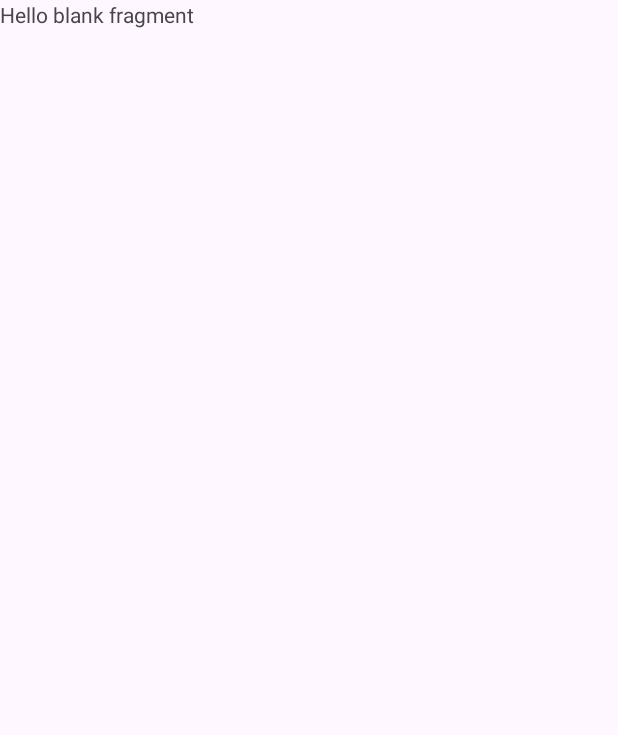
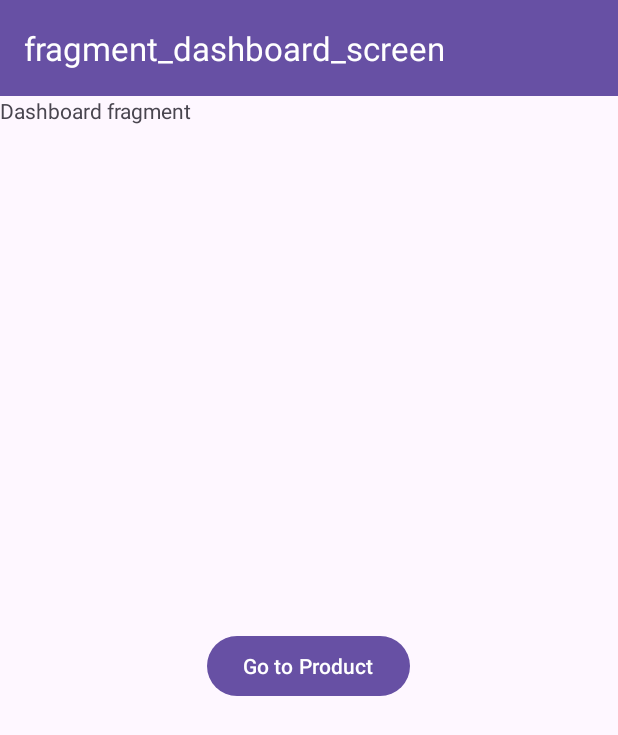
Before and after one commit to Dhananjaypathak27/DFakeStore, an Android app: the DashboardScreenFragment screen opened through its navigation route, on a phone screen of 412 x 824 dp. Before the commit the part shown is almost empty. Shown: the top 735 px of the screen. Run offline under Robolectric (Android 15) with nearby library versions, the phone set to English and light mode, and no system bars; our stand-ins replace navigation-ui.

Commit message:
Navigation fixed

```diff
--- a/app/src/main/java/com/inxparticle/dfakestore/MainActivity.kt
+++ b/app/src/main/java/com/inxparticle/dfakestore/MainActivity.kt
@@ -2,10 +2,31 @@ package com.inxparticle.dfakestore
 
 import androidx.appcompat.app.AppCompatActivity
 import android.os.Bundle
+import androidx.appcompat.widget.Toolbar
+import androidx.navigation.NavController
+import androidx.navigation.findNavController
+import androidx.navigation.ui.AppBarConfiguration
+import androidx.navigation.ui.setupWithNavController
 
 class MainActivity : AppCompatActivity() {
+
+    lateinit var toolbar: Toolbar
+
     override fun onCreate(savedInstanceState: Bundle?) {
         super.onCreate(savedInstanceState)
         setContentView(R.layout.activity_main)
+
+        val navController = findNavController(R.id.navHostFragment)
+        toolbar = findViewById(R.id.toolbar)
+
+        setupToolbar(toolbar, navController)
+    }
+
+    private fun setupToolbar(toolbar: Toolbar, navController: NavController) {
+        setSupportActionBar(toolbar)
+
+        val topLevelDestinations = setOf(R.id.splashScreenFragment, R.id.dashboardScreenFragment)
+        val config = AppBarConfiguration.Builder(topLevelDestinations).build()
+        toolbar.setupWithNavController(navController, config)
     }
 }
--- a/app/src/main/java/com/inxparticle/dfakestore/view/dashboardScreen/DashboardScreenFragment.kt
+++ b/app/src/main/java/com/inxparticle/dfakestore/view/dashboardScreen/DashboardScreenFragment.kt
@@ -5,6 +5,8 @@ import androidx.fragment.app.Fragment
 import android.view.LayoutInflater
 import android.view.View
 import android.view.ViewGroup
+import android.widget.Button
+import androidx.navigation.fragment.findNavController
 import com.inxparticle.dfakestore.R
 
 // TODO: Rename parameter arguments, choose names that match
@@ -38,6 +40,14 @@ class DashboardScreenFragment : Fragment() {
         return inflater.inflate(R.layout.fragment_dashboard_screen, container, false)
     }
 
+    override fun onViewCreated(view: View, savedInstanceState: Bundle?) {
+        super.onViewCreated(view, savedInstanceState)
+        val buttonProduct = view.findViewById<Button>(R.id.buttonProduct)
+        buttonProduct.setOnClickListener {
+            findNavController().navigate(R.id.action_dashboardScreenFragment_to_productScreenFragment)
+        }
+    }
+
     companion object {
         /**
          * Use this factory method to create a new instance of
--- a/app/src/main/java/com/inxparticle/dfakestore/view/splashScreen/SplashScreenFragment.kt
+++ b/app/src/main/java/com/inxparticle/dfakestore/view/splashScreen/SplashScreenFragment.kt
@@ -5,6 +5,8 @@ import androidx.fragment.app.Fragment
 import android.view.LayoutInflater
 import android.view.View
 import android.view.ViewGroup
+import android.widget.Button
+import androidx.navigation.fragment.findNavController
 import com.inxparticle.dfakestore.R
 
 // TODO: Rename parameter arguments, choose names that match
@@ -38,6 +40,14 @@ class SplashScreenFragment : Fragment() {
         return inflater.inflate(R.layout.fragment_splash_screen, container, false)
     }
 
+    override fun onViewCreated(view: View, savedInstanceState: Bundle?) {
+        super.onViewCreated(view, savedInstanceState)
+        val buttonLogin = view.findViewById<Button>(R.id.buttonLogin)
+        buttonLogin.setOnClickListener {
+            findNavController().navigate(R.id.action_splashScreenFragment_to_loginScreenFragment)
+        }
+    }
+
     companion object {
         /**
          * Use this factory method to create a new instance of
--- a/app/src/main/res/layout/activity_main.xml
+++ b/app/src/main/res/layout/activity_main.xml
@@ -6,16 +6,27 @@
     android:layout_height="match_parent"
     tools:context=".MainActivity">
 
+    <androidx.appcompat.widget.Toolbar
+        android:id="@+id/toolbar"
+        android:background="?attr/colorPrimary"
+        android:elevation="4dp"
+        android:theme="@style/ThemeOverlay.AppCompat.Dark.ActionBar"
+        app:layout_constraintTop_toTopOf="parent"
+        app:layout_constraintLeft_toLeftOf="parent"
+        app:layout_constraintRight_toRightOf="parent"
+        android:layout_width="match_parent"
+        android:layout_height="wrap_content" />
+
     <fragment
         android:id="@+id/navHostFragment"
         android:name="androidx.navigation.fragment.NavHostFragment"
         android:layout_width="match_parent"
-        android:layout_height="match_parent"
+        android:layout_height="0dp"
         app:defaultNavHost="true"
         app:layout_constraintBottom_toBottomOf="parent"
         app:layout_constraintLeft_toLeftOf="parent"
         app:layout_constraintRight_toRightOf="parent"
-        app:layout_constraintTop_toTopOf="parent"
-        app:navGraph="@navigation/nav_graph" />
+        app:layout_constraintTop_toBottomOf="@id/toolbar"
+        app:navGraph="@navigation/main_graph" />
 
 </androidx.constraintlayout.widget.ConstraintLayout>
--- a/app/src/main/res/layout/fragment_cart_screen.xml
+++ b/app/src/main/res/layout/fragment_cart_screen.xml
@@ -9,6 +9,6 @@
     <TextView
         android:layout_width="match_parent"
         android:layout_height="match_parent"
-        android:text="@string/hello_blank_fragment" />
+        android:text="@string/cart_fragment" />
 
 </FrameLayout>
--- a/app/src/main/res/layout/fragment_dashboard_screen.xml
+++ b/app/src/main/res/layout/fragment_dashboard_screen.xml
@@ -9,6 +9,13 @@
     <TextView
         android:layout_width="match_parent"
         android:layout_height="match_parent"
-        android:text="@string/hello_blank_fragment" />
+        android:text="@string/dash_fragment" />
+
+    <Button
+        android:id="@+id/buttonProduct"
+        android:layout_gravity="center"
+        android:text="Go to Product"
+        android:layout_width="wrap_content"
+        android:layout_height="wrap_content" />
 
 </FrameLayout>
--- a/app/src/main/res/layout/fragment_product_detail_screen.xml
+++ b/app/src/main/res/layout/fragment_product_detail_screen.xml
@@ -9,6 +9,6 @@
     <TextView
         android:layout_width="match_parent"
         android:layout_height="match_parent"
-        android:text="@string/hello_blank_fragment" />
+        android:text="@string/product_fragment" />
 
 </FrameLayout>
--- a/app/src/main/res/layout/fragment_product_screen.xml
+++ b/app/src/main/res/layout/fragment_product_screen.xml
@@ -9,6 +9,6 @@
     <TextView
         android:layout_width="match_parent"
         android:layout_height="match_parent"
-        android:text="@string/hello_blank_fragment" />
+        android:text="@string/product_fragment" />
 
 </FrameLayout>
--- a/app/src/main/res/layout/fragment_profile_screen.xml
+++ b/app/src/main/res/layout/fragment_profile_screen.xml
@@ -9,6 +9,6 @@
     <TextView
         android:layout_width="match_parent"
         android:layout_height="match_parent"
-        android:text="@string/hello_blank_fragment" />
+        android:text="@string/profile_fragment" />
 
 </FrameLayout>
--- a/app/src/main/res/navigation/nav_graph.xml
+++ b/app/src/main/res/navigation/auth_graph.xml
@@ -2,7 +2,7 @@
 <navigation xmlns:android="http://schemas.android.com/apk/res/android"
     xmlns:app="http://schemas.android.com/apk/res-auto"
     xmlns:tools="http://schemas.android.com/tools"
-    android:id="@+id/nav_graph"
+    android:id="@+id/auth_graph"
     app:startDestination="@id/splashScreenFragment">
 
     <fragment
@@ -13,18 +13,10 @@
         <action
             android:id="@+id/action_splashScreenFragment_to_loginScreenFragment"
             app:destination="@id/loginScreenFragment" />
-        <action
-            android:id="@+id/action_splashScreenFragment_to_dashboardScreenFragment"
-            app:destination="@id/dashboardScreenFragment" />
     </fragment>
     <fragment
         android:id="@+id/loginScreenFragment"
         android:name="com.inxparticle.dfakestore.view.loginScreen.LoginScreenFragment"
         android:label="fragment_login_screen"
         tools:layout="@layout/fragment_login_screen" />
-    <fragment
-        android:id="@+id/dashboardScreenFragment"
-        android:name="com.inxparticle.dfakestore.view.dashboardScreen.DashboardScreenFragment"
-        android:label="fragment_dashboard_screen"
-        tools:layout="@layout/fragment_dashboard_screen" />
 </navigation>
--- /dev/null
+++ b/app/src/main/res/navigation/dashboard_graph.xml
@@ -0,0 +1,22 @@
+<?xml version="1.0" encoding="utf-8"?>
+<navigation xmlns:android="http://schemas.android.com/apk/res/android"
+    xmlns:app="http://schemas.android.com/apk/res-auto"
+    xmlns:tools="http://schemas.android.com/tools"
+    android:id="@+id/dashboard_graph"
+    app:startDestination="@id/dashboardScreenFragment">
+
+    <fragment
+        android:id="@+id/dashboardScreenFragment"
+        android:name="com.inxparticle.dfakestore.view.dashboardScreen.DashboardScreenFragment"
+        android:label="fragment_dashboard_screen"
+        tools:layout="@layout/fragment_dashboard_screen" >
+        <action
+            android:id="@+id/action_dashboardScreenFragment_to_productScreenFragment"
+            app:destination="@id/productScreenFragment" />
+    </fragment>
+    <fragment
+        android:id="@+id/productScreenFragment"
+        android:name="com.inxparticle.dfakestore.view.productScreen.ProductScreenFragment"
+        android:label="fragment_product_screen"
+        tools:layout="@layout/fragment_product_screen" />
+</navigation>
--- /dev/null
+++ b/app/src/main/res/navigation/main_graph.xml
@@ -0,0 +1,15 @@
+<?xml version="1.0" encoding="utf-8"?>
+<navigation xmlns:android="http://schemas.android.com/apk/res/android"
+    xmlns:app="http://schemas.android.com/apk/res-auto"
+    android:id="@+id/main_graph"
+    app:startDestination="@id/auth_graph">
+
+    <include app:graph="@navigation/auth_graph" />
+    <include app:graph="@navigation/dashboard_graph" />
+    <!-- Global Action -->
+    <action
+        android:id="@+id/action_global_dashboardScreenFragment"
+        app:destination="@id/dashboard_graph"
+        app:popUpToInclusive="true"
+        app:popUpTo="@+id/dashboard_graph" />
+</navigation>
--- a/app/src/main/res/values/strings.xml
+++ b/app/src/main/res/values/strings.xml
@@ -1,5 +1,11 @@
 <resources>
     <string name="app_name">D Fake Store</string>
     <!-- TODO: Remove or change this placeholder text -->
-    <string name="hello_blank_fragment">Hello blank fragment</string>
+    <string name="splash_fragment">Splash fragment</string>
+    <string name="login_fragment">Login fragment</string>
+    <string name="cart_fragment">Cart fragment</string>
+    <string name="dash_fragment">Dashboard fragment</string>
+    <string name="product_detail_fragment">Product Detail fragment</string>
+    <string name="product_fragment">Product fragment</string>
+    <string name="profile_fragment">Profile fragment</string>
 </resources>
```
Also changed, not shown: app/src/main/java/com/inxparticle/dfakestore/view/loginScreen/LoginScreenFragment.kt (+13 -0 lines), app/src/main/res/layout/fragment_login_screen.xml (+8 -1 lines), app/src/main/res/layout/fragment_splash_screen.xml (+8 -1 lines).
